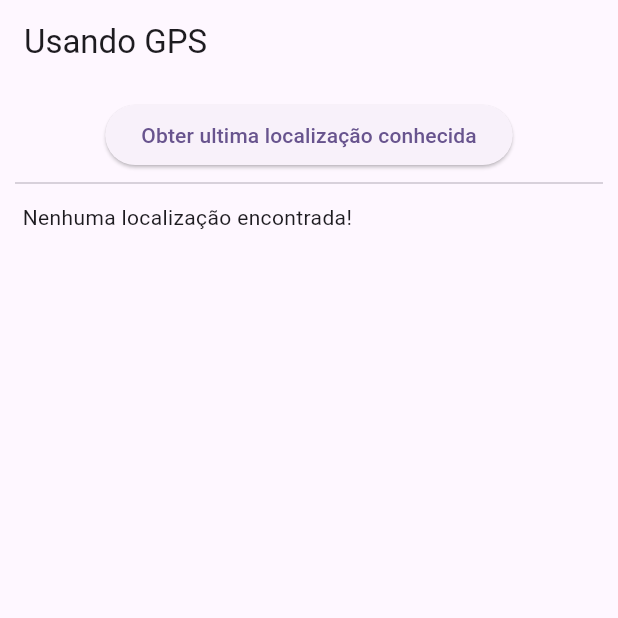
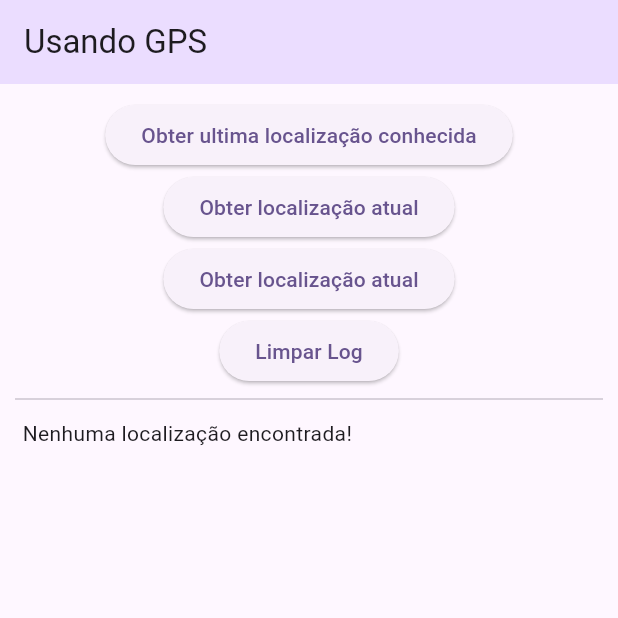
Before and after one commit to GiovaniMarcarini/usando_gps_2024_1, a Flutter app: the screen it shows after launch, after a tap on "Obter ultima localização conhecida", on a phone screen of 412 x 824 dp, the top half of it. Run offline on Flutter 3.47's test engine with Material 3 defaults, Android fonts, the light colour scheme and no system bars; our stand-ins replace geolocator.

Commit message:
Atualização aula 14/05

```diff
--- a/lib/main.dart
+++ b/lib/main.dart
@@ -13,7 +13,7 @@ class MyApp extends StatelessWidget {
   Widget build(BuildContext context) {
     return MaterialApp(
       debugShowCheckedModeBanner: false,
-      title: 'Flutter Demo',
+      title: 'Usando GPS',
       theme: ThemeData(
         colorScheme: ColorScheme.fromSeed(seedColor: Colors.deepPurple),
         useMaterial3: true,
--- a/lib/pages/homepage.dart
+++ b/lib/pages/homepage.dart
@@ -1,3 +1,5 @@
+
+import 'dart:async';
 
 import 'package:flutter/cupertino.dart';
 import 'package:flutter/material.dart';
@@ -14,11 +16,17 @@ class HomePage extends StatefulWidget{
 class _HomePageState extends State<HomePage>{
 
   final _linhas = <String>[];
+  StreamSubscription<Position>? _subscription;
+  Position? _ultimaLocalizacaoObtida;
+  double _distanciaPercorrida = 0;
+
+  bool get _monitorarLocalizacao => _subscription != null;
 
   @override
   Widget build(BuildContext context){
     return Scaffold(
       appBar: AppBar(
+        backgroundColor: Theme.of(context).colorScheme.primaryContainer,
         title: const Text('Usando GPS'),
       ),
       body: _criarBody() ,
@@ -32,6 +40,18 @@ class _HomePageState extends State<HomePage>{
         ElevatedButton(
             onPressed: _obterUltimaLocalizacaoConhecida,
             child: const Text('Obter ultima localização conhecida')
+        ),
+        ElevatedButton(
+            onPressed: _obterLocalizacaoAtual,
+            child: const Text('Obter localização atual')
+        ),
+        ElevatedButton(
+            onPressed: _obterLocalizacaoAtual,
+            child: const Text('Obter localização atual')
+        ),
+        ElevatedButton(
+            onPressed: _limparLog,
+            child: const Text('Limpar Log')
         ),
         const Divider(),
         Expanded(
@@ -64,6 +84,29 @@ class _HomePageState extends State<HomePage>{
     });
   }
 
+  void _obterLocalizacaoAtual() async {
+    bool servicoHabilitado = await _servicoHabilitado();
+    if(!servicoHabilitado){
+      return;
+    }
+
+    bool permissoesPermitidas = await _permissoesPermitidas();
+    if (!permissoesPermitidas){
+      return;
+    }
+
+    Position position = await Geolocator.getCurrentPosition();
+    setState(() {
+      if( position == null){
+        _linhas.add('Nenhuma localização encontrada!');
+      }else{
+        _linhas.add('Latitude: ${position.latitude}  |'
+            '  Logetude: ${position.longitude}');
+      }
+    });
+
+  }
+
   Future<bool> _permissoesPermitidas() async{
     LocationPermission permissao = await Geolocator.checkPermission();
 
@@ -82,6 +125,19 @@ class _HomePageState extends State<HomePage>{
             ' do app e permitir a utilização do serviço de localização'
       );
       Geolocator.openAppSettings();
+      return false;
+    }
+    return true;
+  }
+
+  Future<bool> _servicoHabilitado() async{
+    bool servicoHabilitado = await Geolocator.isLocationServiceEnabled();
+
+    if (!servicoHabilitado){
+      await _mostrarDialogMensagem('Para utilizar esse serviço, você deverá '
+          'habilitar o serviço de localização do dispositivo.');
+
+      Geolocator.openLocationSettings();
       return false;
     }
     return true;
@@ -109,4 +165,9 @@ class _HomePageState extends State<HomePage>{
     );
   }
 
+  void _limparLog(){
+  setState(() {
+    _linhas.clear();
+  });
+  }
 }
```
